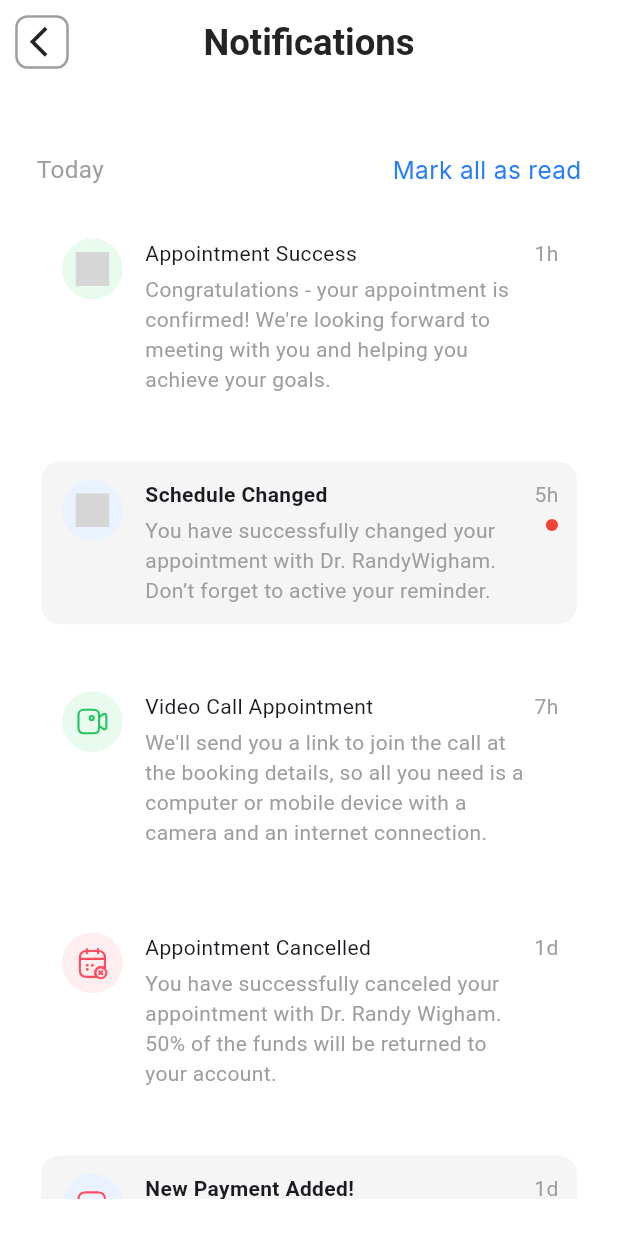
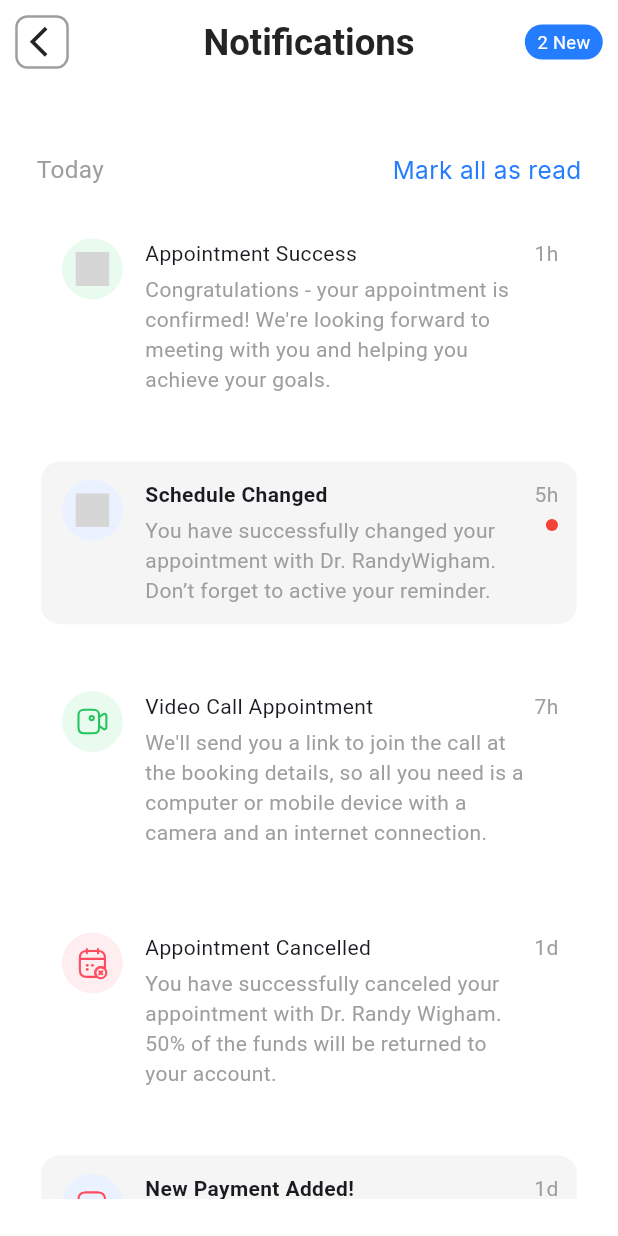
Before and after one commit to laila2099/appointment_app, a Flutter app: the HomeScreen screen opened by its route, after a tap on the "notifications none" icon, on a phone screen of 412 x 824 dp. Run offline on Flutter 3.47's test engine with Material 3 defaults, Android fonts, the light colour scheme and no system bars; our stand-ins replace country_picker, flutter_screenutil, flutter_svg, get, google_maps_flutter, intl_phone_field and 1 more; accounts and stored records are empty; grey boxes are pictures that could not be loaded.

Commit message:
fix error

```diff
--- /dev/null
+++ b/devtools_options.yaml
@@ -0,0 +1,3 @@
+description: This file stores settings for Dart & Flutter DevTools.
+documentation: https://docs.flutter.dev/tools/devtools/extensions#configure-extension-enablement-states
+extensions:
--- a/lib/views/home_section/home_screen/view/home_screen.dart
+++ b/lib/views/home_section/home_screen/view/home_screen.dart
@@ -6,7 +6,6 @@ import 'package:appointment_app/views/home_section/home_screen/controller/doctor
 import 'package:appointment_app/views/home_section/home_screen/widgets/category_item.dart';
 import 'package:appointment_app/views/home_section/home_screen/widgets/custom_container.dart';
 import 'package:appointment_app/widgets/doctor_card.dart';
-import 'package:appointment_app/widgets/general_widgets/bottom_nav_bar/bottom_nav_view/bottom_nav_bar.dart';
 import 'package:flutter/material.dart';
 import 'package:flutter_screenutil/flutter_screenutil.dart';
 import 'package:get/get.dart';
@@ -38,6 +37,7 @@ class HomeScreen extends StatelessWidget {
                         "How Are You Today?!",
                         style: CustomTextStyles.subTitle,
                       ),
+                      SizedBox(height: 10.h),
                     ],
                   ),
                   Spacer(),
--- a/lib/views/home_section/home_screen/widgets/custom_container.dart
+++ b/lib/views/home_section/home_screen/widgets/custom_container.dart
@@ -16,7 +16,6 @@ class CustomContainer extends StatelessWidget {
       children: [
         Container(
           width: 345.w,
-          height: 167.h,
           decoration: BoxDecoration(
             borderRadius: BorderRadius.circular(24.r),
             color: AppColors.primary,
@@ -27,7 +26,6 @@ class CustomContainer extends StatelessWidget {
                 // top: 5.h,
                 child: Image.asset(AppImages.rectangle),
               ),
-
               Padding(
                 padding: EdgeInsets.only(left: 18.w, top: 12.h),
                 child: Column(
@@ -55,7 +53,7 @@ class CustomContainer extends StatelessWidget {
         ),
         Positioned(
           left: 200.w,
-          top: -28.h,
+          top: -32.h,
           child: Image.asset(height: 197.h, width: 136.w, AppImages.nurse),
         ),
         Positioned(
--- a/lib/views/home_section/notification/views/notification_screen.dart
+++ b/lib/views/home_section/notification/views/notification_screen.dart
@@ -16,6 +16,8 @@ class NotificationScreen extends StatelessWidget {
     return Scaffold(
       backgroundColor: AppColors.white,
       appBar: CustomAppBar(
+        showActionBorder: false,
+        showAction: true,
         width: 51.w,
         height: 27.h,
         titel: "Notifications",
--- a/lib/views/home_section/recommendation_doctor/widgets/custom_bottom_sheet.dart
+++ b/lib/views/home_section/recommendation_doctor/widgets/custom_bottom_sheet.dart
@@ -124,6 +124,7 @@ class CustomBottomSheet extends StatelessWidget {
                   ),
                 ),
               ),
+              SizedBox(height: 16.h),
             ],
           ),
         );
--- a/lib/views/my_apponiment_section/my_appoitment_view/my_appoitment_view.dart
+++ b/lib/views/my_apponiment_section/my_appoitment_view/my_appoitment_view.dart
@@ -2,6 +2,7 @@ import 'package:appointment_app/core/constant/app_colors.dart';
 import 'package:appointment_app/core/constant/app_icons.dart';
 import 'package:appointment_app/core/constant/text_style.dart';
 import 'package:appointment_app/models/appoitments_details.dart';
+import 'package:appointment_app/routes/app_routes.dart';
 import 'package:appointment_app/views/my_apponiment_section/widgets/appoitment_status.dart';
 import 'package:appointment_app/widgets/general_widgets/app_header/app_header.dart';
 import 'package:appointment_app/widgets/general_widgets/app_header/header_button.dart';
--- a/lib/widgets/general_widgets/app_bar/app_bar.dart
+++ b/lib/widgets/general_widgets/app_bar/app_bar.dart
@@ -11,6 +11,8 @@ class CustomAppBar extends StatelessWidget implements PreferredSizeWidget {
   final VoidCallback? onactiontap;
   final Widget? actionicon;
   final double? width, height;
+  final bool showActionBorder;
+
 
   const CustomAppBar({
     super.key,
@@ -21,6 +23,8 @@ class CustomAppBar extends StatelessWidget implements PreferredSizeWidget {
     this.actionicon,
     this.width,
     this.height,
+    this.showActionBorder = true,
+
   });
 
   @override
@@ -91,10 +95,12 @@ class CustomAppBar extends StatelessWidget implements PreferredSizeWidget {
                 child: Container(
                   margin: EdgeInsets.all(2.r),
                   decoration: BoxDecoration(
-                    border: Border.all(
-                      color: AppColors.lightGrey,
-                      width: 1.5.w,
-                    ),
+                    border: showActionBorder
+                        ? Border.all(
+                            color: AppColors.lightGrey,
+                            width: 1.5.w,
+                          )
+                        : null,
                     borderRadius: BorderRadius.circular(8.r),
                   ),
                   child: actionicon,
```
